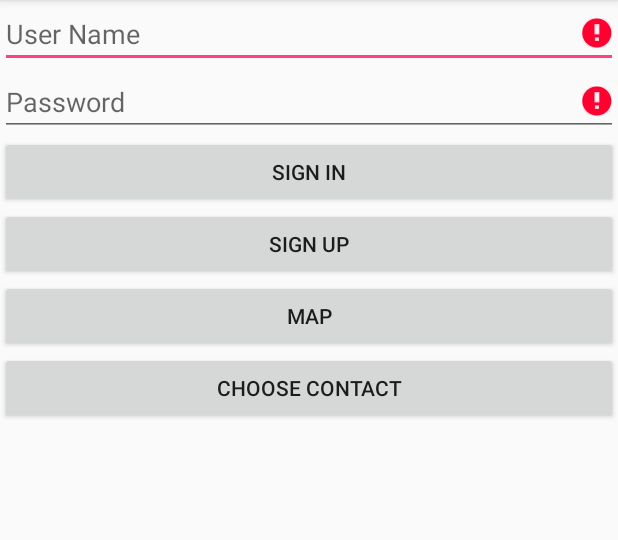
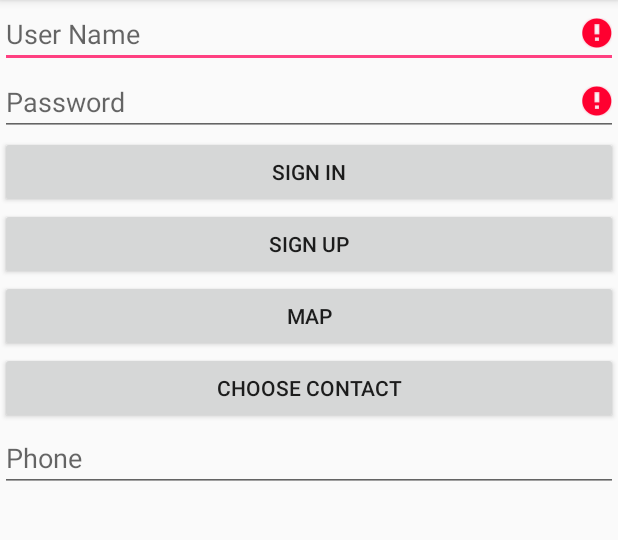
Before and after one commit to abedbilani/AndroidApp, an Android app: the screen it shows after launch (MainActivity), after a tap on "CHOOSE CONTACT", on a phone screen of 412 x 824 dp, the part 84-624 px from its top. Run offline under Robolectric (Android 15) with nearby library versions, the phone set to English and light mode, and no system bars; 3 other taps on this screen came first.

Commit message:
2nd Commit

```diff
--- a/app/src/main/java/net/eduware/myapplication1/Activities/MainActivity.java
+++ b/app/src/main/java/net/eduware/myapplication1/Activities/MainActivity.java
@@ -1,7 +1,10 @@
 package net.eduware.myapplication1.Activities;
 
 import android.content.Intent;
+import android.database.Cursor;
+import android.net.Uri;
 import android.os.Bundle;
+import android.provider.ContactsContract;
 import android.support.v7.app.AppCompatActivity;
 import android.view.View;
 import android.widget.EditText;
@@ -14,6 +17,7 @@ public class MainActivity extends AppCompatActivity implements
         View.OnClickListener {
 
     public final static String EXTRA_MESSAGE = "com.example.myfirstapp.MESSAGE";
+    static final int PICK_CONTACT_REQUEST = 1;
 
     @Override
     protected void onCreate(Bundle savedInstanceState) {
@@ -38,6 +42,9 @@ public class MainActivity extends AppCompatActivity implements
                 break;
             case R.id.Map:
                 showMap();
+                break;
+            case R.id.contact:
+                pickContact();
                 break;
             default:
                 break;
@@ -84,4 +91,40 @@ public class MainActivity extends AppCompatActivity implements
             startActivity(chooser);
         }
     }
+
+    private void pickContact() {
+        Intent pickContactIntent = new Intent(Intent.ACTION_PICK, Uri.parse("content://contacts"));
+        pickContactIntent.setType(ContactsContract.CommonDataKinds.Phone.CONTENT_TYPE); // Show user only contacts w/ phone numbers
+        startActivityForResult(pickContactIntent, PICK_CONTACT_REQUEST);
+    }
+
+    @Override
+    protected void onActivityResult(int requestCode, int resultCode, Intent data) {
+        // Check which request it is that we're responding to
+        if (requestCode == PICK_CONTACT_REQUEST) {
+            // Make sure the request was successful
+            if (resultCode == RESULT_OK) {
+                // Get the URI that points to the selected contact
+                Uri contactUri = data.getData();
+                // We only need the NUMBER column, because there will be only one row in the result
+                String[] projection = {ContactsContract.CommonDataKinds.Phone.NUMBER};
+
+                // Perform the query on the contact to get the NUMBER column
+                // We don't need a selection or sort order (there's only one result for the given URI)
+                // CAUTION: The query() method should be called from a separate thread to avoid blocking
+                // your app's UI thread. (For simplicity of the sample, this code doesn't do that.)
+                // Consider using CursorLoader to perform the query.
+                Cursor cursor = getContentResolver()
+                        .query(contactUri, projection, null, null, null);
+                cursor.moveToFirst();
+
+                // Retrieve the phone number from the NUMBER column
+                int column = cursor.getColumnIndex(ContactsContract.CommonDataKinds.Phone.NUMBER);
+                String number = cursor.getString(column);
+                EditText setNumber = (EditText) findViewById(R.id.phone_number);
+                setNumber.setText(number);
+                // Do something with the phone number...
+            }
+        }
+    }
 }
--- a/app/src/main/res/layout/activity_main.xml
+++ b/app/src/main/res/layout/activity_main.xml
@@ -69,4 +69,13 @@
         android:layout_height="wrap_content"
         android:onClick="onClick"
         android:text="Choose Contact"/>
+
+    <EditText
+        android:id="@+id/phone_number"
+        android:layout_width="match_parent"
+        android:layout_height="wrap_content"
+        android:ems="10"
+        android:hint="Phone"
+        android:inputType="text"/>
+
 </LinearLayout>
```
